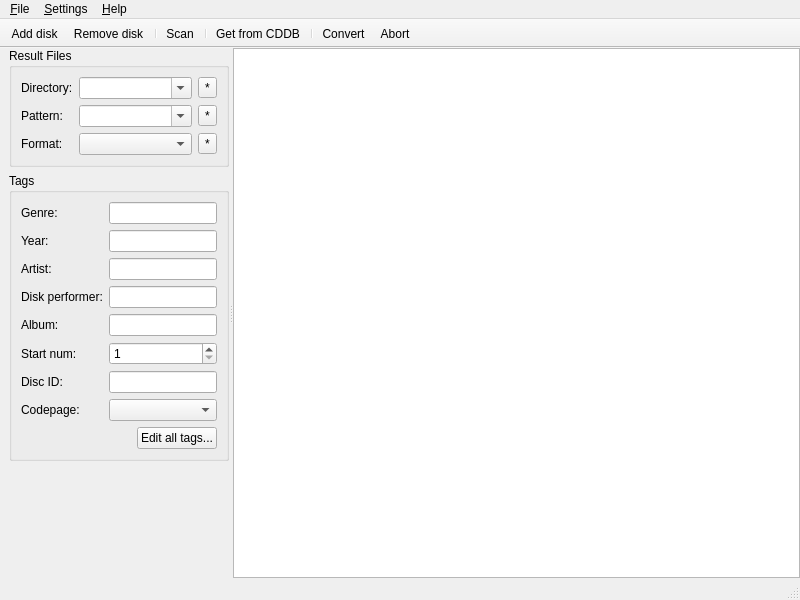
flacon/flacon, file gui/mainwindow.ui: the form before one commit.
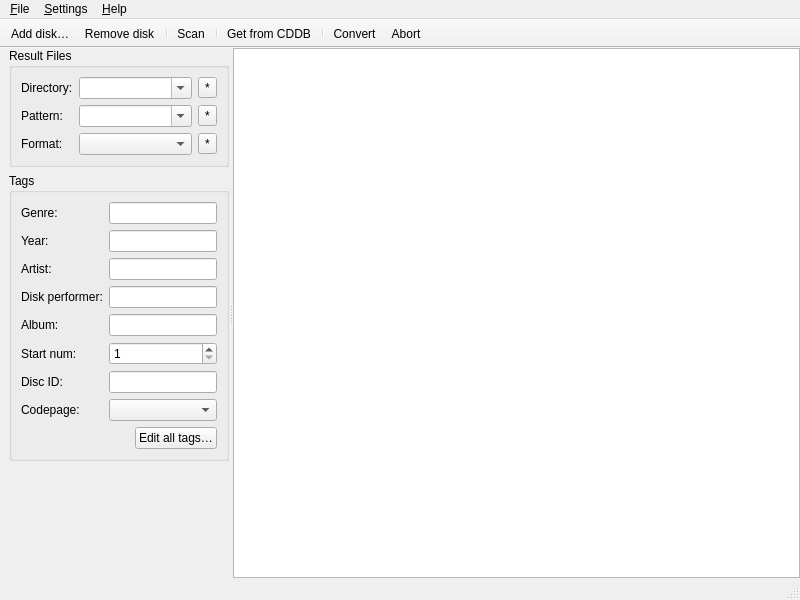
The form after the commit. Custom widgets are drawn as their Qt base class.

```diff
--- a/gui/mainwindow.ui
+++ b/gui/mainwindow.ui
@@ -283,7 +283,7 @@
            <item row="9" column="2">
             <widget class="QPushButton" name="editTagsButton">
              <property name="text">
-              <string comment="Button text">Edit all tags...</string>
+              <string comment="Button text">Edit all tags…</string>
              </property>
             </widget>
            </item>
@@ -408,7 +408,7 @@
   </widget>
   <action name="actionAddDisk">
    <property name="text">
-    <string>Add disk...</string>
+    <string>Add disk…</string>
    </property>
    <property name="toolTip">
     <string>Add CUE or audio file</string>
```
Left out of the diff: 4 changed lines with no effect on the pictures.
